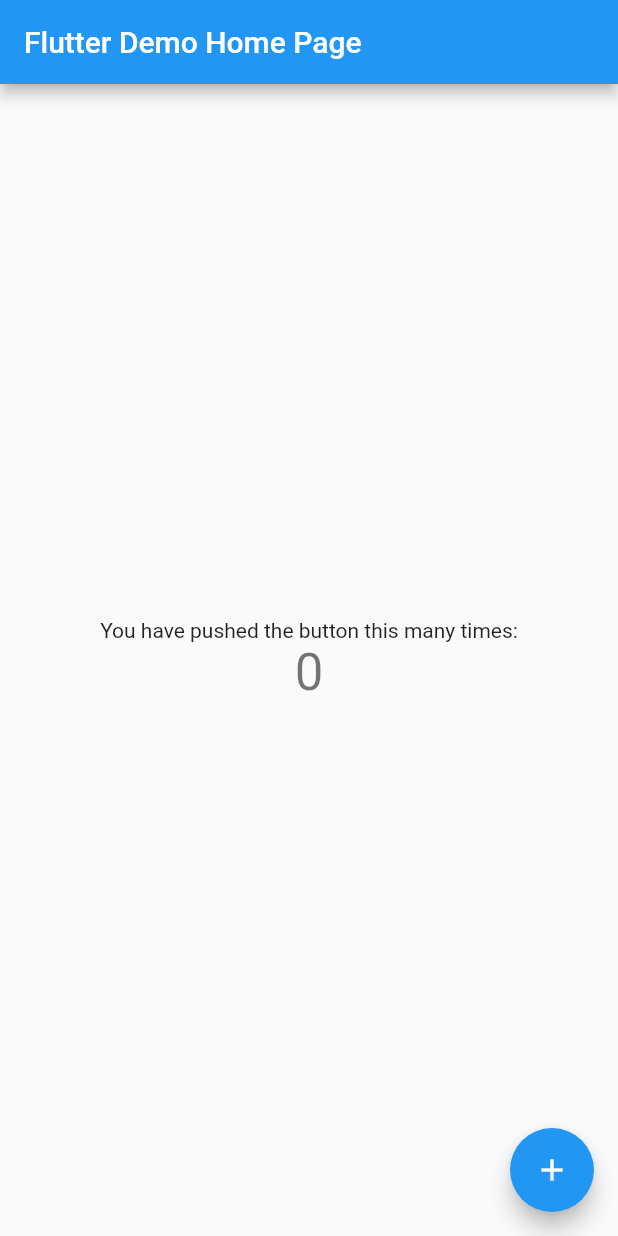
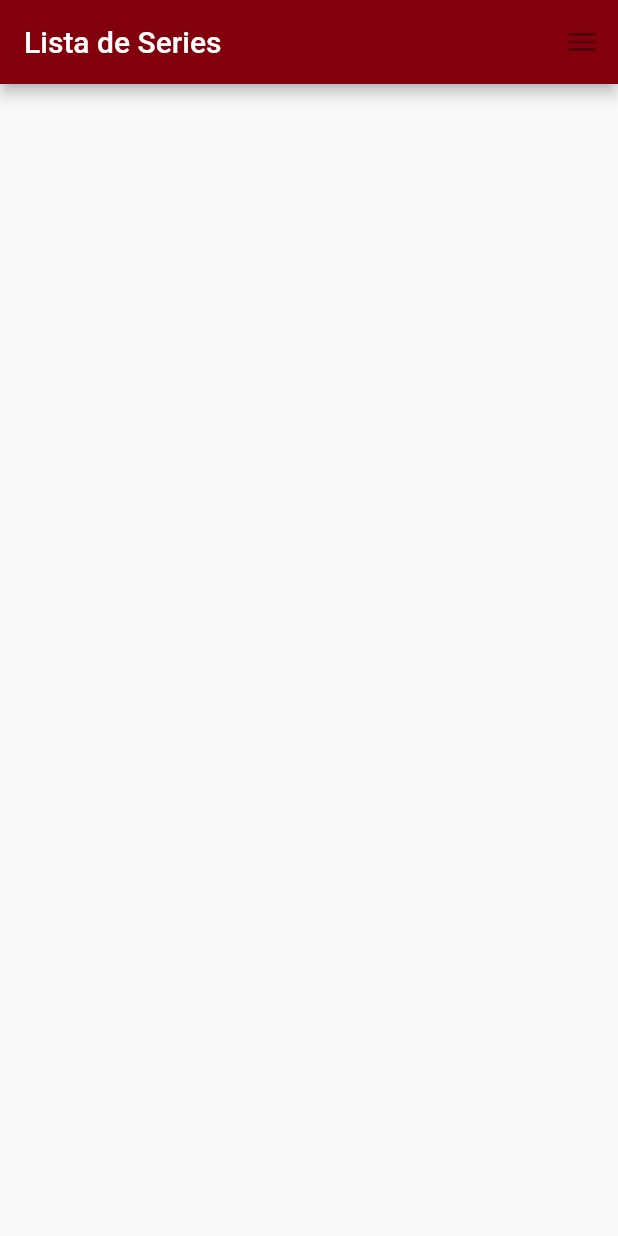
Before and after one commit to almeidadelucas/lista_series, a Flutter app: the screen it shows after launch, on a phone screen of 412 x 824 dp. Run offline on Flutter 3.47's test engine with Material 2 defaults, Android fonts, the phone set to English and light mode, and no system bars.

Commit message:
Top bar página de gerenciamento de series

```diff
--- a/lib/main.dart
+++ b/lib/main.dart
@@ -1,111 +1,9 @@
-import 'package:flutter/material.dart';
+import "package:flutter/material.dart";
 
-void main() => runApp(MyApp());
+import "pages/my_series_page.dart";
 
-class MyApp extends StatelessWidget {
-  // This widget is the root of your application.
-  @override
-  Widget build(BuildContext context) {
-    return MaterialApp(
-      title: 'Flutter Demo',
-      theme: ThemeData(
-        // This is the theme of your application.
-        //
-        // Try running your application with "flutter run". You'll see the
-        // application has a blue toolbar. Then, without quitting the app, try
-        // changing the primarySwatch below to Colors.green and then invoke
-        // "hot reload" (press "r" in the console where you ran "flutter run",
-        // or simply save your changes to "hot reload" in a Flutter IDE).
-        // Notice that the counter didn't reset back to zero; the application
-        // is not restarted.
-        primarySwatch: Colors.blue,
-      ),
-      home: MyHomePage(title: 'Flutter Demo Home Page'),
-    );
-  }
+void main() {
+  runApp(new MaterialApp(
+    home: new MySeriesPage()
+  ));
 }
-
-class MyHomePage extends StatefulWidget {
-  MyHomePage({Key key, this.title}) : super(key: key);
-
-  // This widget is the home page of your application. It is stateful, meaning
-  // that it has a State object (defined below) that contains fields that affect
-  // how it looks.
-
-  // This class is the configuration for the state. It holds the values (in this
-  // case the title) provided by the parent (in this case the App widget) and
-  // used by the build method of the State. Fields in a Widget subclass are
-  // always marked "final".
-
-  final String title;
-
-  @override
-  _MyHomePageState createState() => _MyHomePageState();
-}
-
-class _MyHomePageState extends State<MyHomePage> {
-  int _counter = 0;
-
-  void _incrementCounter() {
-    setState(() {
-      // This call to setState tells the Flutter framework that something has
-      // changed in this State, which causes it to rerun the build method below
-      // so that the display can reflect the updated values. If we changed
-      // _counter without calling setState(), then the build method would not be
-      // called again, and so nothing would appear to happen.
-      _counter++;
-    });
-  }
-
-  @override
-  Widget build(BuildContext context) {
-    // This method is rerun every time setState is called, for instance as done
-    // by the _incrementCounter method above.
-    //
-    // The Flutter framework has been optimized to make rerunning build methods
-    // fast, so that you can just rebuild anything that needs updating rather
-    // than having to individually change instances of widgets.
-    return Scaffold(
-      appBar: AppBar(
-        // Here we take the value from the MyHomePage object that was created by
-        // the App.build method, and use it to set our appbar title.
-        title: Text(widget.title),
-      ),
-      body: Center(
-        // Center is a layout widget. It takes a single child and positions it
-        // in the middle of the parent.
-        child: Column(
-          // Column is also layout widget. It takes a list of children and
-          // arranges them vertically. By default, it sizes itself to fit its
-          // children horizontally, and tries to be as tall as its parent.
-          //
-          // Invoke "debug painting" (press "p" in the console, choose the
-          // "Toggle Debug Paint" action from the Flutter Inspector in Android
-          // Studio, or the "Toggle Debug Paint" command in Visual Studio Code)
-          // to see the wireframe for each widget.
-          //
-          // Column has various properties to control how it sizes itself and
-          // how it positions its children. Here we use mainAxisAlignment to
-          // center the children vertically; the main axis here is the vertical
-          // axis because Columns are vertical (the cross axis would be
-          // horizontal).
-          mainAxisAlignment: MainAxisAlignment.center,
-          children: <Widget>[
-            Text(
-              'You have pushed the button this many times:',
-            ),
-            Text(
-              '$_counter',
-              style: Theme.of(context).textTheme.display1,
-            ),
-          ],
-        ),
-      ),
-      floatingActionButton: FloatingActionButton(
-        onPressed: _incrementCounter,
-        tooltip: 'Increment',
-        child: Icon(Icons.add),
-      ), // This trailing comma makes auto-formatting nicer for build methods.
-    );
-  }
-}
--- /dev/null
+++ b/lib/pages/my_series_page.dart
@@ -0,0 +1,23 @@
+import "package:flutter/material.dart";
+
+class MySeriesPage extends StatefulWidget {
+  @override
+  State createState() => new MySeriesPageState();
+}
+
+class MySeriesPageState extends State<MySeriesPage> with SingleTickerProviderStateMixin {
+  @override
+  Widget build(BuildContext context) {
+    return new Material(
+      child: new Column(
+        children: <Widget>[
+          AppBar(
+            title: Text('Lista de Series'),
+            actions: <Widget>[IconButton(icon: Icon(Icons.menu))],
+            backgroundColor: Color.fromRGBO(130,0,11, 1.0),
+          ),
+        ],
+      )
+    );
+  }
+}
```
